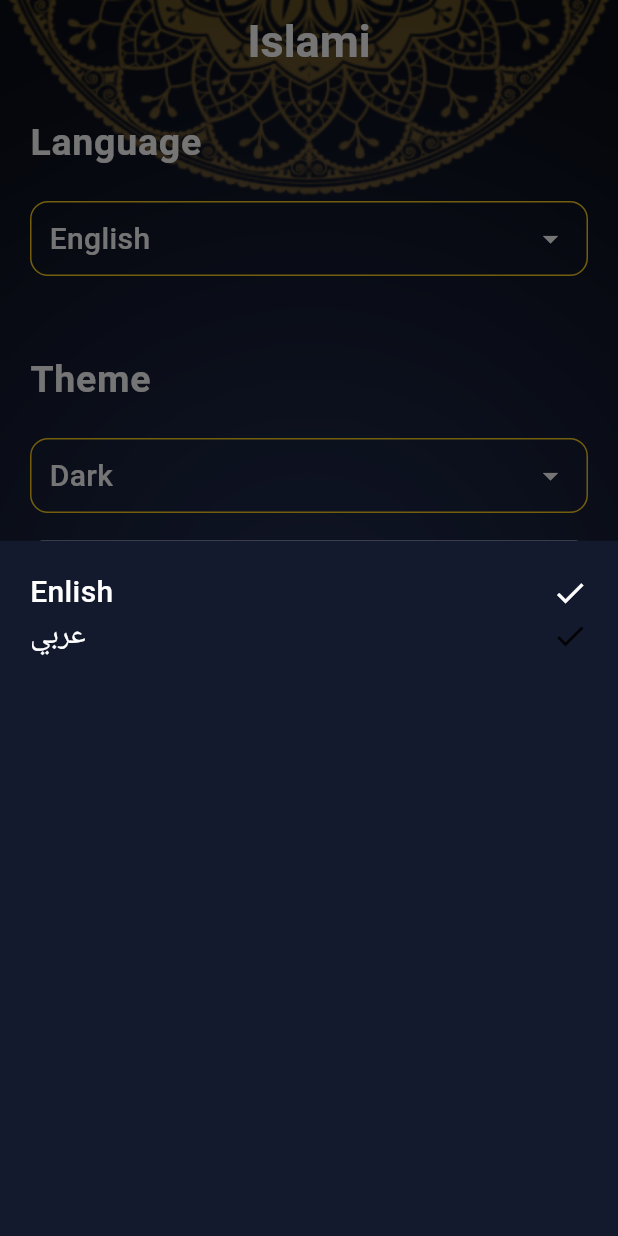
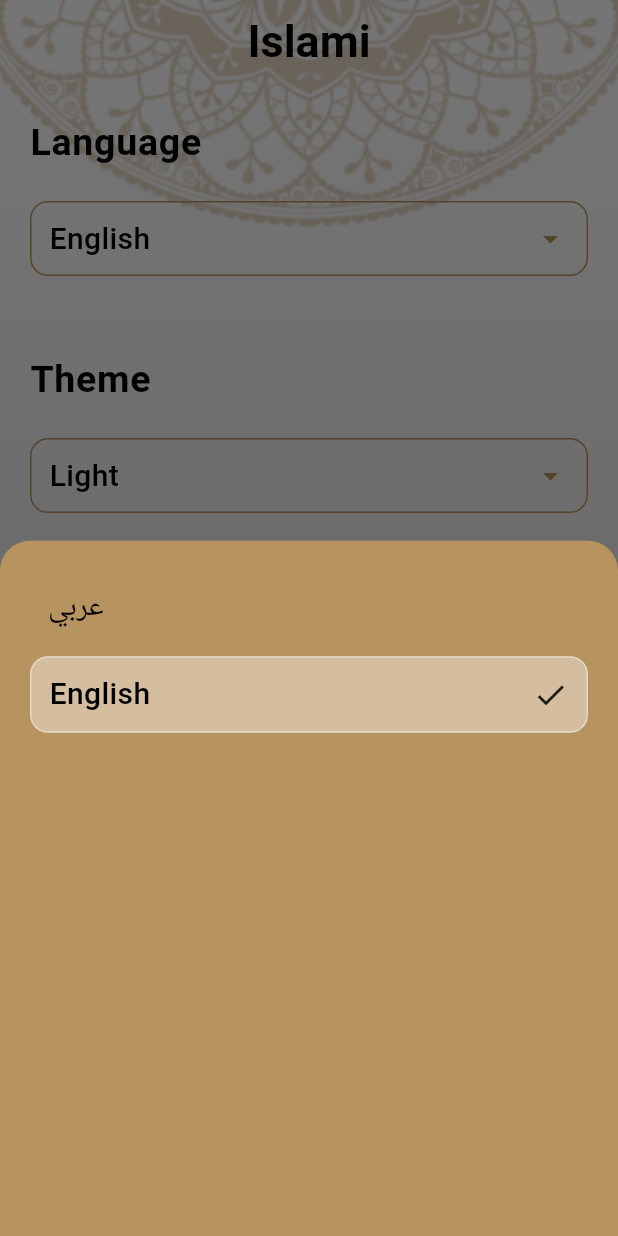
Before and after one commit to AhmedHamdy106/islami_app, a Flutter app: the screen it shows after launch, item 5 of the bottom bar chosen, after a tap on "English", on a phone screen of 412 x 824 dp. Run offline on Flutter 3.47's test engine with Material 2 defaults, Android fonts, the phone set to English and light mode, and no system bars; generated files the repository leaves out were written again.

Commit message:
islami init 1- quran finish 2- hadeth finish 3- tasbeh finish 4- radio finish 5- setting finish

```diff
--- a/lib/core/style/app_theme.dart
+++ b/lib/core/style/app_theme.dart
@@ -1,6 +1,8 @@
 import 'package:flutter/material.dart';
 
 class AppTheme {
+  static Color lightPrimary = const Color(0xFFB7935F);
+  static Color darkPrimary = const Color(0xFF141A2E);
   static ThemeMode themeMode = ThemeMode.dark;
   static ThemeData lightTheme = ThemeData(
     primaryColor: const Color(0xFFB7935F),
@@ -8,6 +10,7 @@ class AppTheme {
     colorScheme: ColorScheme.fromSeed(seedColor: Colors.deepPurple),
     useMaterial3: true,
     appBarTheme: const AppBarTheme(
+      iconTheme: IconThemeData(color: Colors.black),
       backgroundColor: Colors.transparent,
       elevation: 0,
       centerTitle: true,
@@ -53,13 +56,22 @@ class AppTheme {
       bodyMedium: TextStyle(
           fontSize: 20, color: Colors.black, fontWeight: FontWeight.w500),
     ),
+    bottomSheetTheme: BottomSheetThemeData(
+        backgroundColor: Color(0xFFB7935F),
+        shape: RoundedRectangleBorder(
+            borderRadius: BorderRadius.only(
+          topLeft: Radius.circular(20),
+          topRight: Radius.circular(20),
+        ))),
   );
+
   static ThemeData darkTheme = ThemeData(
     primaryColor: const Color(0xFF141A2E),
     canvasColor: const Color(0xFFFACC1D),
     colorScheme: ColorScheme.fromSeed(seedColor: Colors.deepPurple),
     useMaterial3: true,
     appBarTheme: const AppBarTheme(
+      iconTheme: IconThemeData(color: Colors.white),
       backgroundColor: Colors.transparent,
       elevation: 0,
       centerTitle: true,
@@ -105,5 +117,12 @@ class AppTheme {
       bodyMedium: TextStyle(
           fontSize: 20, color: Colors.white, fontWeight: FontWeight.w500),
     ),
+    bottomSheetTheme: BottomSheetThemeData(
+        backgroundColor: Color(0xFF141A2E),
+        shape: RoundedRectangleBorder(
+            borderRadius: BorderRadius.only(
+          topLeft: Radius.circular(20),
+          topRight: Radius.circular(20),
+        ))),
   );
 }
--- a/lib/l10n/app_ar.arb
+++ b/lib/l10n/app_ar.arb
@@ -4,5 +4,10 @@
   "hadeth": "أحاديث",
   "tasbeh": "تسبيح",
   "radio": "راديو",
-  "setting": "الإعدادات"
+  "setting": "الإعدادات",
+  "Language": "اللغه",
+  "Dark": "ليلي",
+  "Light": "نهاري",
+  "English": "إنجليزي",
+  "Arabic": "عربي"
 }
--- a/lib/layout/home_layout.dart
+++ b/lib/layout/home_layout.dart
@@ -5,8 +5,8 @@ import 'package:islami_app/moduls/quran/quran_view.dart';
 import 'package:islami_app/moduls/radio/radio_view.dart';
 import 'package:islami_app/moduls/sebha/sebha_view.dart';
 import 'package:islami_app/moduls/settings/settings_view.dart';
-
-import '../core/style/app_theme.dart';
+import 'package:islami_app/settings_provider.dart';
+import 'package:provider/provider.dart';
 
 class HomeLayout extends StatefulWidget {
   static const String routeName = "home_layout";
@@ -28,10 +28,11 @@ class _HomeLayoutState extends State<HomeLayout> {
   @override
   Widget build(BuildContext context) {
     var theme = Theme.of(context);
+    var provider = Provider.of<SettingProvider>(context);
     return Container(
         decoration: BoxDecoration(
           image: DecorationImage(
-            image: AssetImage(AppTheme.themeMode != ThemeMode.dark
+            image: AssetImage(!provider.isDark()
                 ? "assets/images/background_light.png"
                 : "assets/images/background_dark.png"),
             fit: BoxFit.fill,
--- a/lib/main.dart
+++ b/lib/main.dart
@@ -4,11 +4,14 @@ import 'package:islami_app/layout/home_layout.dart';
 import 'package:islami_app/moduls/hadeth/hadeth_details.dart';
 import 'package:islami_app/moduls/quran/sura_details_view.dart';
 import 'package:islami_app/moduls/splash/splash_view.dart';
+import 'package:islami_app/settings_provider.dart';
+import 'package:provider/provider.dart';
 
 import 'core/style/app_theme.dart';
 
 void main() {
-  runApp(const MyApp());
+  runApp(ChangeNotifierProvider(
+      create: (context) => SettingProvider(), child: const MyApp()));
 }
 
 class MyApp extends StatelessWidget {
@@ -17,15 +20,16 @@ class MyApp extends StatelessWidget {
   // This widget is the root of your application.
   @override
   Widget build(BuildContext context) {
+    var provider = Provider.of<SettingProvider>(context);
     return MaterialApp(
       title: 'Flutter Demo',
       debugShowCheckedModeBanner: false,
       theme: AppTheme.lightTheme,
       darkTheme: AppTheme.darkTheme,
-      themeMode: ThemeMode.dark,
+      themeMode: provider.themeMode,
       localizationsDelegates: AppLocalizations.localizationsDelegates,
       supportedLocales: AppLocalizations.supportedLocales,
-      locale: Locale("en"),
+      locale: Locale(provider.CurrentLanguage),
       initialRoute: SplashView.routeName,
       routes: {
         SplashView.routeName: (context) => const SplashView(),
--- a/lib/moduls/quran/verses_widget.dart
+++ b/lib/moduls/quran/verses_widget.dart
@@ -1,4 +1,7 @@
 import 'package:flutter/material.dart';
+import 'package:provider/provider.dart';
+
+import '../../settings_provider.dart';
 
 class VirsesWidget extends StatelessWidget {
   String content;
@@ -9,6 +12,7 @@ class VirsesWidget extends StatelessWidget {
   @override
   Widget build(BuildContext context) {
     var theme = Theme.of(context);
+    var provider = Provider.of<SettingProvider>(context);
     return Container(
       alignment: Alignment.center,
       padding: EdgeInsets.all(8),
@@ -16,7 +20,7 @@ class VirsesWidget extends StatelessWidget {
           textDirection: TextDirection.rtl,
           textAlign: TextAlign.center,
           style: theme.textTheme.bodyMedium!.copyWith(
-            color: const Color(0xFFFACC1D),
+            color: !provider.isDark() ? Colors.black : theme.canvasColor,
           )),
     );
   }
--- a/lib/moduls/quran/widgets/suraName_widget.dart
+++ b/lib/moduls/quran/widgets/suraName_widget.dart
@@ -4,7 +4,6 @@ import 'package:islami_app/moduls/quran/sura_details_view.dart';
 class SuraNameWidget extends StatelessWidget {
   final String SuraName;
   final int SuraNumber;
-
   const SuraNameWidget(
       {super.key, required this.SuraName, required this.SuraNumber});
 
--- a/lib/moduls/settings/settings_view.dart
+++ b/lib/moduls/settings/settings_view.dart
@@ -1,4 +1,9 @@
 import 'package:flutter/material.dart';
+import 'package:islami_app/moduls/settings/widgets/language_bottom_sheet_settings.dart';
+import 'package:islami_app/moduls/settings/widgets/theme_bottom_sheet_settings.dart';
+import 'package:provider/provider.dart';
+
+import '../../settings_provider.dart';
 
 class SettingsView extends StatefulWidget {
   const SettingsView({super.key});
@@ -11,6 +16,7 @@ class _SettingsViewState extends State<SettingsView> {
   @override
   Widget build(BuildContext context) {
     var theme = Theme.of(context);
+    var provider = Provider.of<SettingProvider>(context);
 
     return Center(
       child: Container(
@@ -25,7 +31,7 @@ class _SettingsViewState extends State<SettingsView> {
             ),
             InkWell(
               onTap: () {
-                showLanguageBottomSheet();
+                showLanguageBottomSheet(context);
               },
               child: Container(
                 margin: EdgeInsets.only(top: 20),
@@ -38,13 +44,10 @@ class _SettingsViewState extends State<SettingsView> {
                   mainAxisAlignment: MainAxisAlignment.spaceBetween,
                   children: [
                     Text(
-                      "English",
+                      provider.CurrentLanguage == "ar" ? "عربي" : "English",
                       style: theme.textTheme.bodyMedium,
                     ),
-                    Icon(
-                      Icons.arrow_drop_down_sharp,
-                      color: Colors.white,
-                    ),
+                    Icon(Icons.arrow_drop_down_sharp, color: theme.canvasColor),
                   ],
                 ),
               ),
@@ -57,7 +60,7 @@ class _SettingsViewState extends State<SettingsView> {
             ),
             InkWell(
               onTap: () {
-                showThemeBottomSheet();
+                showThemeBottomSheet(context);
               },
               child: Container(
                 margin: EdgeInsets.only(top: 20),
@@ -70,13 +73,10 @@ class _SettingsViewState extends State<SettingsView> {
                   mainAxisAlignment: MainAxisAlignment.spaceBetween,
                   children: [
                     Text(
-                      "Dark",
+                      provider.isDark() ? "Dark" : "Light",
                       style: theme.textTheme.bodyMedium,
                     ),
-                    Icon(
-                      Icons.arrow_drop_down_sharp,
-                      color: Colors.white,
-                    ),
+                    Icon(Icons.arrow_drop_down_sharp, color: theme.canvasColor),
                   ],
                 ),
               ),
@@ -87,76 +87,17 @@ class _SettingsViewState extends State<SettingsView> {
     );
   }
 
-  void showLanguageBottomSheet() {
+  void showLanguageBottomSheet(BuildContext context) {
     showModalBottomSheet(
       context: context,
-      builder: (context) => Container(
-        padding: const EdgeInsets.all(20),
-        decoration: BoxDecoration(color: Theme.of(context).primaryColor),
-        child: Column(
-          children: [
-            Row(
-              mainAxisAlignment: MainAxisAlignment.spaceBetween,
-              children: [
-                Text(
-                  "Enlish",
-                  style: Theme.of(context).textTheme.bodyMedium,
-                ),
-                Icon(
-                  Icons.check,
-                  color: Colors.white,
-                ),
-              ],
-            ),
-            Row(
-              mainAxisAlignment: MainAxisAlignment.spaceBetween,
-              children: [
-                Text(
-                  "عربي",
-                  style: Theme.of(context).textTheme.bodyMedium,
-                ),
-                Icon(Icons.check),
-              ],
-            ),
-          ],
-        ),
-      ),
+      builder: (context) => languageBottomSheetSettings(),
     );
   }
 
-  void showThemeBottomSheet() {
+  void showThemeBottomSheet(BuildContext context) {
     showModalBottomSheet(
       context: context,
-      builder: (context) => Container(
-        padding: const EdgeInsets.all(20),
-        decoration: BoxDecoration(color: Theme.of(context).primaryColor),
-        child: Column(
-          children: [
-            Row(
-              mainAxisAlignment: MainAxisAlignment.spaceBetween,
-              children: [
-                Text(
-                  "Light",
-                  style: Theme.of(context).textTheme.bodyMedium,
-                ),
-              ],
-            ),
-            Row(
-              mainAxisAlignment: MainAxisAlignment.spaceBetween,
-              children: [
-                Text(
-                  "Dark",
-                  style: Theme.of(context).textTheme.bodyMedium,
-                ),
-                Icon(
-                  Icons.check,
-                  color: Colors.white,
-                ),
-              ],
-            ),
-          ],
-        ),
-      ),
+      builder: (context) => themeBottonSheetSettings(),
     );
   }
 }
--- /dev/null
+++ b/lib/moduls/settings/widgets/language_bottom_sheet_settings.dart
@@ -0,0 +1,42 @@
+import 'package:flutter/material.dart';
+import 'package:islami_app/moduls/settings/widgets/selected_item.dart';
+import 'package:islami_app/moduls/settings/widgets/unSelected_item.dart';
+import 'package:islami_app/settings_provider.dart';
+import 'package:provider/provider.dart';
+
+class languageBottomSheetSettings extends StatelessWidget {
+  const languageBottomSheetSettings({super.key});
+
+  @override
+  Widget build(BuildContext context) {
+    var theme = Theme.of(context);
+    var provider = Provider.of<SettingProvider>(context);
+    return Padding(
+      padding: const EdgeInsets.all(20),
+      child: Column(
+        crossAxisAlignment: CrossAxisAlignment.stretch,
+        children: [
+          InkWell(
+            onTap: () {
+              provider.selectArabicLanguage();
+            },
+            child: provider.CurrentLanguage == "ar"
+                ? SelectedItem("عربي")
+                : UnSelectedItem("عربي"),
+          ),
+          SizedBox(
+            height: 8,
+          ),
+          InkWell(
+            onTap: () {
+              provider.selectEnglishLanguage();
+            },
+            child: provider.CurrentLanguage == "en"
+                ? SelectedItem('English')
+                : UnSelectedItem('English'),
+          ),
+        ],
+      ),
+    );
+  }
+}
--- /dev/null
+++ b/lib/moduls/settings/widgets/selected_item.dart
@@ -0,0 +1,27 @@
+import 'package:flutter/material.dart';
+
+class SelectedItem extends StatelessWidget {
+  String selectedText;
+
+  SelectedItem(this.selectedText);
+
+  @override
+  Widget build(BuildContext context) {
+    return Container(
+      padding: EdgeInsets.symmetric(horizontal: 12, vertical: 10),
+      decoration: BoxDecoration(
+          color: Colors.white.withOpacity(0.4),
+          borderRadius: BorderRadius.circular(12),
+          border: Border.all(
+            color: Colors.white.withOpacity(0.4),
+          )),
+      child: Row(
+        mainAxisAlignment: MainAxisAlignment.spaceBetween,
+        children: [
+          Text(selectedText),
+          Icon(Icons.check),
+        ],
+      ),
+    );
+  }
+}
--- /dev/null
+++ b/lib/moduls/settings/widgets/unSelected_item.dart
@@ -0,0 +1,15 @@
+import 'package:flutter/material.dart';
+
+class UnSelectedItem extends StatelessWidget {
+  String selectedText;
+
+  UnSelectedItem(this.selectedText);
+
+  @override
+  Widget build(BuildContext context) {
+    return Container(
+      padding: EdgeInsets.symmetric(horizontal: 12, vertical: 10),
+      child: Text(selectedText),
+    );
+  }
+}
--- a/lib/moduls/splash/splash_view.dart
+++ b/lib/moduls/splash/splash_view.dart
@@ -1,8 +1,10 @@
 import 'dart:async';
 
 import 'package:flutter/material.dart';
-import 'package:islami_app/core/style/app_theme.dart';
 import 'package:islami_app/layout/home_layout.dart';
+import 'package:provider/provider.dart';
+
+import '../../settings_provider.dart';
 
 class SplashView extends StatelessWidget {
   static const String routeName = "Splash";
@@ -14,10 +16,11 @@ class SplashView extends StatelessWidget {
     Timer(const Duration(seconds: 3), () {
       Navigator.of(context).pushReplacementNamed(HomeLayout.routeName);
     });
+    var provider = Provider.of<SettingProvider>(context);
     return Container(
       decoration: BoxDecoration(
         image: DecorationImage(
-          image: AssetImage(AppTheme.themeMode != ThemeMode.dark
+          image: AssetImage(!provider.isDark()
               ? "assets/images/splash_background.png"
               : "assets/images/darksplash.png"),
           fit: BoxFit.fill,
--- /dev/null
+++ b/lib/settings_provider.dart
@@ -0,0 +1,40 @@
+import 'package:flutter/material.dart';
+
+class SettingProvider extends ChangeNotifier {
+  ThemeMode themeMode = ThemeMode.light;
+  String CurrentLanguage = "en";
+
+  selectArabicLanguage() {
+    CurrentLanguage = "ar";
+    notifyListeners();
+  }
+
+  selectEnglishLanguage() {
+    CurrentLanguage = "en";
+    notifyListeners();
+  }
+
+  enableDarkTheme() {
+    themeMode = ThemeMode.dark;
+    notifyListeners();
+  }
+
+  enableLightTheme() {
+    themeMode = ThemeMode.light;
+    notifyListeners();
+  }
+
+  bool isDark() {
+    return themeMode == ThemeMode.dark;
+  }
+
+  String selectBackground() {
+    if (isDark()) {
+      notifyListeners();
+      return "assets/images/background_dark.png";
+    } else {
+      notifyListeners();
+      return "assets/images/background_light.png";
+    }
+  }
+}
```
Also changed, not shown: lib/moduls/hadeth/hadeth_details.dart (+13 -5 lines), lib/moduls/quran/sura_details_view.dart (+10 -7 lines), lib/moduls/sebha/sebha_view.dart (+8 -6 lines), lib/moduls/settings/widgets/theme_bottom_sheet_settings.dart (added, +42 -0 lines), pubspec.yaml (+8 -2 lines), pubspec.lock, 2 other files.
